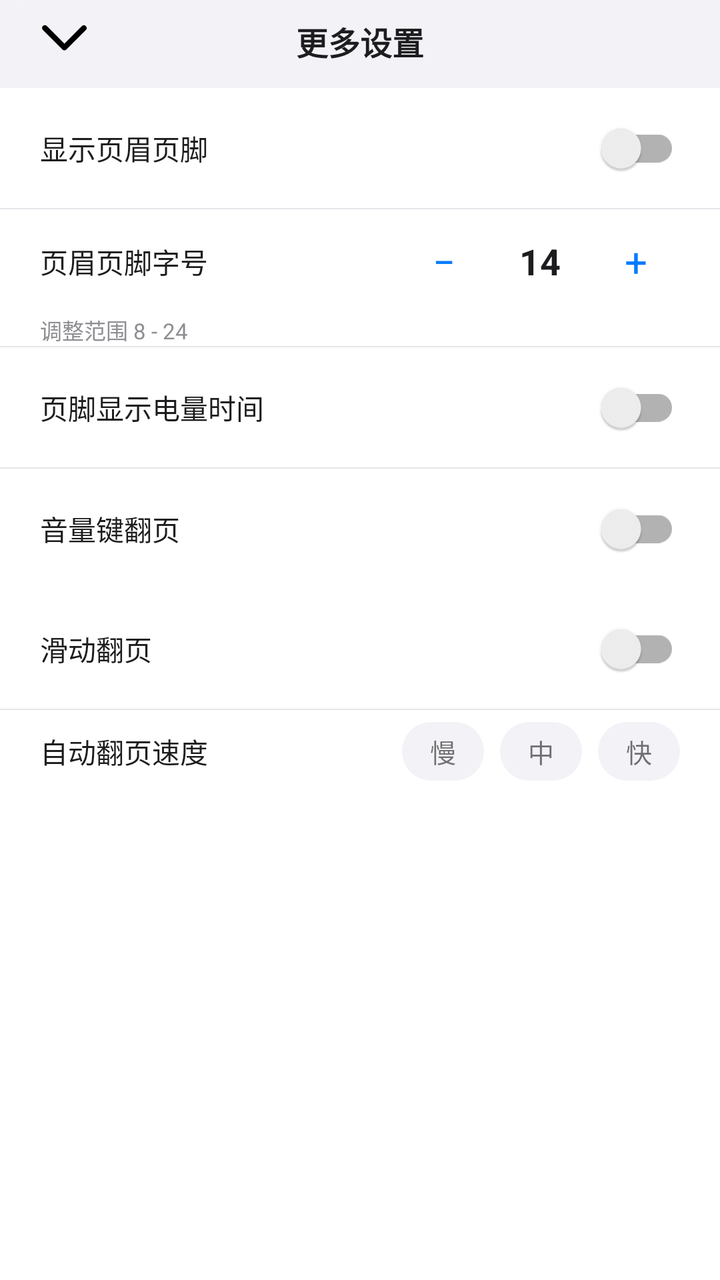
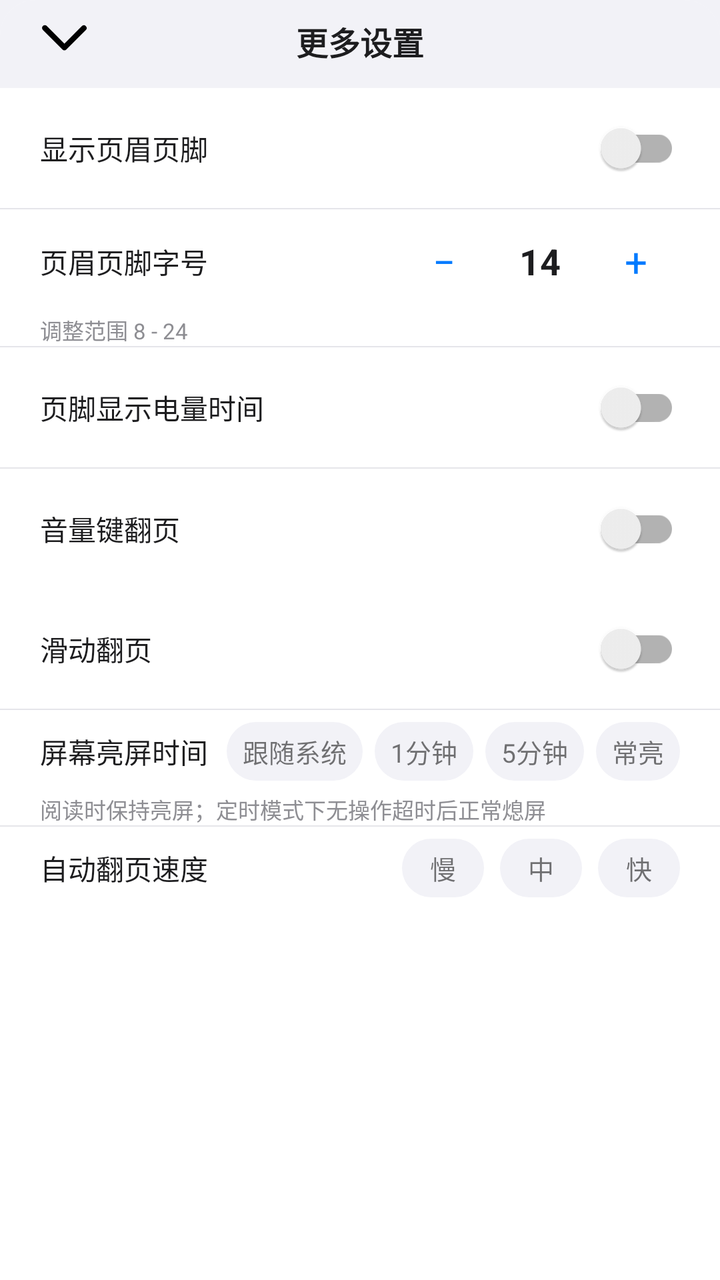

Before-and-after screenshots of an Android layout around one commit, followed by the original layout XML and the change that was made.
<!-- AndroidManifest.xml: application theme Theme.MyApp -->
<!-- res/layout/popup_more_settings.xml -->
<?xml version="1.0" encoding="utf-8"?>
<LinearLayout xmlns:android="http://schemas.android.com/apk/res/android"
    android:layout_width="match_parent"
    android:layout_height="match_parent"
    android:orientation="vertical"
    android:background="@drawable/bg_sheet_top_rounded"
    android:clipToOutline="true"
    android:paddingBottom="12dp">

    
    <RelativeLayout
        android:id="@+id/popup_title_bar"
        android:layout_width="match_parent"
        android:layout_height="44dp"
        android:gravity="center_vertical"
        android:paddingHorizontal="16dp"
        android:background="@color/ios_bg_grouped">

        <TextView
            android:layout_width="wrap_content"
            android:layout_height="32dp"
            android:layout_centerInParent="true"
            android:text="更多设置"
            android:textSize="16sp"
            android:textColor="@color/ios_text_primary"
            android:textStyle="bold" />

        <ImageView
            android:id="@+id/tv_more_settings_done"
            android:layout_width="32dp"
            android:layout_height="32dp"
            android:src="@drawable/shouqi"
            android:scaleType="centerInside"
            android:background="?attr/selectableItemBackgroundBorderless"
            android:clickable="true"
            android:focusable="true"
            android:contentDescription="关闭" />
    </RelativeLayout>

    
    <ScrollView
        android:id="@+id/popup_scroll"
        android:layout_width="match_parent"
        android:layout_height="0dp"
        android:layout_weight="1"
        android:fillViewport="true">

        <LinearLayout
            android:layout_width="match_parent"
            android:layout_height="wrap_content"
            android:orientation="vertical">

            
            <LinearLayout
                android:layout_width="match_parent"
                android:layout_height="wrap_content"
                android:orientation="horizontal"
                android:gravity="center_vertical"
                android:paddingHorizontal="20dp"
                android:paddingVertical="6dp">

                <TextView
                    android:layout_width="0dp"
                    android:layout_height="wrap_content"
                    android:layout_weight="1"
                    android:text="显示页眉页脚"
                    android:textSize="14sp"
                    android:textColor="@color/ios_text_primary" />

                <androidx.appcompat.widget.SwitchCompat
                    android:id="@+id/switch_header_footer"
                    android:layout_width="wrap_content"
                    android:layout_height="wrap_content" />
            </LinearLayout>

            
            <View
                android:layout_width="match_parent"
                android:layout_height="0.5dp"
                android:background="@color/ios_separator" />

            
            <LinearLayout
                android:id="@+id/layout_header_footer_size"
                android:layout_width="match_parent"
                android:layout_height="wrap_content"
                android:orientation="horizontal"
                android:gravity="center_vertical"
                android:paddingHorizontal="20dp"
                android:paddingVertical="4dp">

                <TextView
                    android:layout_width="0dp"
                    android:layout_height="wrap_content"
                    android:layout_weight="1"
                    android:text="页眉页脚字号"
                    android:textSize="14sp"
                    android:textColor="@color/ios_text_primary" />

                <TextView
                    android:id="@+id/tv_header_footer_minus"
                    android:layout_width="44dp"
                    android:layout_height="44dp"
                    android:gravity="center"
                    android:text="−"
                    android:textSize="20sp"
                    android:textColor="@color/ios_blue"
                    android:background="?attr/selectableItemBackground"
                    android:clickable="true"
                    android:focusable="true" />

                <TextView
                    android:id="@+id/tv_header_footer_size_display"
                    android:layout_width="52dp"
                    android:layout_height="44dp"
                    android:gravity="center"
                    android:text="14"
                    android:textSize="18sp"
                    android:textColor="@color/ios_text_primary"
                    android:textStyle="bold" />

                <TextView
                    android:id="@+id/tv_header_footer_plus"
                    android:layout_width="44dp"
                    android:layout_height="44dp"
                    android:gravity="center"
                    android:text="+"
                    android:textSize="20sp"
                    android:textColor="@color/ios_blue"
                    android:background="?attr/selectableItemBackground"
                    android:clickable="true"
                    android:focusable="true" />

            </LinearLayout>

            
            <TextView
                android:layout_width="match_parent"
                android:layout_height="wrap_content"
                android:text="调整范围 8 - 24"
                android:textSize="11sp"
                android:textColor="@color/ios_text_secondary"
                android:paddingHorizontal="20dp" />

            
            <View
                android:layout_width="match_parent"
                android:layout_height="0.5dp"
                android:background="@color/ios_separator" />

            
            <LinearLayout
                android:id="@+id/layout_battery_time"
                android:layout_width="match_parent"
                android:layout_height="wrap_content"
                android:orientation="horizontal"
                android:gravity="center_vertical"
                android:paddingHorizontal="20dp"
                android:paddingVertical="6dp">

                <TextView
                    android:layout_width="0dp"
                    android:layout_height="wrap_content"
                    android:layout_weight="1"
                    android:text="页脚显示电量时间"
                    android:textSize="14sp"
                    android:textColor="@color/ios_text_primary" />

                <androidx.appcompat.widget.SwitchCompat
                    android:id="@+id/switch_battery_time"
                    android:layout_width="wrap_content"
                    android:layout_height="wrap_content" />
            </LinearLayout>

            
            <View
                android:layout_width="match_parent"
                android:layout_height="0.5dp"
                android:background="@color/ios_separator" />

            
            <LinearLayout
                android:id="@+id/layout_volume_key_page"
                android:layout_width="match_parent"
                android:layout_height="wrap_content"
                android:orientation="horizontal"
                android:gravity="center_vertical"
                android:paddingHorizontal="20dp"
                android:paddingVertical="6dp">

                <TextView
                    android:layout_width="0dp"
                    android:layout_height="wrap_content"
                    android:layout_weight="1"
                    android:text="音量键翻页"
                    android:textSize="14sp"
                    android:textColor="@color/ios_text_primary" />

                <androidx.appcompat.widget.SwitchCompat
                    android:id="@+id/switch_volume_key_page"
                    android:layout_width="wrap_content"
                    android:layout_height="wrap_content" />
            </LinearLayout>

            
            <LinearLayout
                android:id="@+id/layout_swipe_page"
                android:layout_width="match_parent"
                android:layout_height="wrap_content"
                android:orientation="horizontal"
                android:gravity="center_vertical"
                android:paddingHorizontal="20dp"
                android:paddingVertical="6dp">

                <TextView
                    android:layout_width="0dp"
                    android:layout_height="wrap_content"
                    android:layout_weight="1"
                    android:text="滑动翻页"
                    android:textSize="14sp"
                    android:textColor="@color/ios_text_primary" />

                <androidx.appcompat.widget.SwitchCompat
                    android:id="@+id/switch_swipe_page"
                    android:layout_width="wrap_content"
                    android:layout_height="wrap_content" />
            </LinearLayout>

            
            <View
                android:layout_width="match_parent"
                android:layout_height="0.5dp"
                android:background="@color/ios_separator" />

            
            <LinearLayout
                android:layout_width="match_parent"
                android:layout_height="wrap_content"
                android:orientation="horizontal"
                android:gravity="center_vertical"
                android:paddingHorizontal="20dp"
                android:paddingVertical="6dp">

                <TextView
                    android:layout_width="0dp"
                    android:layout_height="wrap_content"
                    android:layout_weight="1"
                    android:text="自动翻页速度"
                    android:textSize="14sp"
                    android:textColor="@color/ios_text_primary" />

                <LinearLayout
                    android:id="@+id/layout_auto_speed"
                    android:layout_width="wrap_content"
                    android:layout_height="wrap_content"
                    android:orientation="horizontal">

                    <TextView
                        android:id="@+id/tv_auto_slow"
                        android:layout_width="wrap_content"
                        android:layout_height="wrap_content"
                        android:text="慢"
                        android:textSize="13sp"
                        android:paddingHorizontal="14dp"
                        android:paddingVertical="5dp"
                        android:gravity="center"
                        android:background="@drawable/bg_capsule_gray"
                        android:clickable="true"
                        android:focusable="true" />

                    <TextView
                        android:id="@+id/tv_auto_normal"
                        android:layout_width="wrap_content"
                        android:layout_height="wrap_content"
                        android:text="中"
                        android:textSize="13sp"
                        android:paddingHorizontal="14dp"
                        android:paddingVertical="5dp"
                        android:gravity="center"
                        android:background="@drawable/bg_capsule_gray"
                        android:clickable="true"
                        android:focusable="true"
                        android:layout_marginStart="8dp" />

                    <TextView
                        android:id="@+id/tv_auto_fast"
                        android:layout_width="wrap_content"
                        android:layout_height="wrap_content"
                        android:text="快"
                        android:textSize="13sp"
                        android:paddingHorizontal="14dp"
                        android:paddingVertical="5dp"
                        android:gravity="center"
                        android:background="@drawable/bg_capsule_gray"
                        android:clickable="true"
                        android:focusable="true"
                        android:layout_marginStart="8dp" />
                </LinearLayout>
            </LinearLayout>

        </LinearLayout>
    </ScrollView>

</LinearLayout>
<!-- resources referenced by this layout -->
<resources>
  <color name="ios_bg_grouped">#FFF2F2F7</color>
  <color name="ios_blue">#FF007AFF</color>
  <color name="ios_separator">#FFE5E5EA</color>
  <color name="ios_text_primary">#FF1D1D1F</color>
  <color name="ios_text_secondary">#FF8E8E93</color>
  <!-- drawable bg_capsule_gray (drawable) -->
  <?xml version="1.0" encoding="utf-8"?>
  <selector xmlns:android="http://schemas.android.com/apk/res/android">
      <item android:state_pressed="true">
          <shape android:shape="rectangle">
              <solid android:color="#E5E5EA" />
              <corners android:radius="16dp" />
          </shape>
      </item>
      <item>
          <shape android:shape="rectangle">
              <solid android:color="#F2F2F7" />
              <corners android:radius="16dp" />
          </shape>
      </item>
  </selector>
  <!-- drawable bg_sheet_top_rounded (drawable) -->
  <?xml version="1.0" encoding="utf-8"?>
  <shape xmlns:android="http://schemas.android.com/apk/res/android">
      <solid android:color="@color/ios_bg" />
      <corners android:topLeftRadius="18dp" android:topRightRadius="18dp" />
  </shape>
  <!-- drawable shouqi (drawable) -->
  <vector xmlns:android="http://schemas.android.com/apk/res/android" android:height="24dp" android:viewportHeight="1024" android:viewportWidth="1024" android:width="24dp">
        
      <path android:fillColor="#000000" android:pathData="M520.4,632.8l374.7,-375.3a59.2,59.2 0,0 1,83.7 83.7l-416.5,416.5a58.9,58.9 0,0 1,-83.7 0l-416.5,-416.5a59.2,59.2 0,1 1,83.7 -83.7l374.7,375.3z"/>
      
  </vector>
  <color name="ios_bg">#FFFFFFFF</color>
  <color name="white">#FFFFFFFF</color>
  <style name="ThemeOverlay.MyApp.ActionBar.Light" parent="ThemeOverlay.AppCompat.ActionBar">
          <item name="android:windowBackground">@color/ios_bg</item>
          <item name="android:textColorPrimary">@color/ios_text_primary</item>
          <item name="android:textColorSecondary">@color/ios_text_secondary</item>
          <item name="actionBarWidgetTheme">@style/ThemeOverlay.MyApp.ActionBar.Widget</item>
      </style>
  <style name="ShapeAppearance.iOS.Small" parent="ShapeAppearance.MaterialComponents.SmallComponent">
          <item name="cornerFamily">rounded</item>
          <item name="cornerSize">10dp</item>
      </style>
  <style name="ShapeAppearance.iOS.Medium" parent="ShapeAppearance.MaterialComponents.MediumComponent">
          <item name="cornerFamily">rounded</item>
          <item name="cornerSize">12dp</item>
      </style>
  <style name="ShapeAppearance.iOS.Large" parent="ShapeAppearance.MaterialComponents.LargeComponent">
          <item name="cornerFamily">rounded</item>
          <item name="cornerSize">16dp</item>
      </style>
  <style name="Widget.MyApp.Button.iOS" parent="Widget.MaterialComponents.Button">
          <item name="cornerRadius">10dp</item>
          <item name="backgroundTint">@color/ios_blue</item>
          <item name="android:textColor">@color/white</item>
          <item name="elevation">0dp</item>
          <item name="android:textSize">17sp</item>
          <item name="android:textStyle">bold</item>
          <item name="android:letterSpacing">0.01</item>
      </style>
  <style name="Widget.MyApp.CardView.iOS" parent="Widget.MaterialComponents.CardView">
          <item name="cardBackgroundColor">@color/ios_card_bg</item>
          <item name="cardCornerRadius">12dp</item>
          <item name="cardElevation">1dp</item>
          <item name="strokeWidth">0dp</item>
      </style>
  <color name="ios_tab_bar">#F0F9F9F9</color>
  <color name="ios_text_tertiary">#FFC7C7CC</color>
  <style name="ThemeOverlay.MyApp.ActionBar.Widget" parent="ThemeOverlay.AppCompat.Light">
          <item name="colorControlNormal">@color/ios_text_primary</item>
      </style>
  <color name="ios_card_bg">#FFFFFFFF</color>
  <!-- unchanged entries left out for length: 1 -->
</resources>

<!-- the commit's change to res/layout/popup_more_settings.xml (unified diff, before → after) -->
@@ -242,6 +242,102 @@
                 android:paddingVertical="6dp">
 
                 <TextView
+                    android:layout_width="wrap_content"
+                    android:layout_height="wrap_content"
+                    android:text="屏幕亮屏时间"
+                    android:textSize="14sp"
+                    android:textColor="@color/ios_text_primary" />
+
+                <LinearLayout
+                    android:id="@+id/layout_screen_timeout"
+                    android:layout_width="0dp"
+                    android:layout_height="wrap_content"
+                    android:layout_weight="1"
+                    android:gravity="end"
+                    android:orientation="horizontal">
+
+                    <TextView
+                        android:id="@+id/tv_screen_system"
+                        android:layout_width="wrap_content"
+                        android:layout_height="wrap_content"
+                        android:text="跟随系统"
+                        android:textSize="13sp"
+                        android:paddingHorizontal="8dp"
+                        android:paddingVertical="5dp"
+                        android:gravity="center"
+                        android:background="@drawable/bg_capsule_gray"
+                        android:clickable="true"
+                        android:focusable="true" />
+
+                    <TextView
+                        android:id="@+id/tv_screen_1min"
+                        android:layout_width="wrap_content"
+                        android:layout_height="wrap_content"
+                        android:text="1分钟"
+                        android:textSize="13sp"
+                        android:paddingHorizontal="8dp"
+                        android:paddingVertical="5dp"
+                        android:gravity="center"
+                        android:background="@drawable/bg_capsule_gray"
+                        android:clickable="true"
+                        android:focusable="true"
+                        android:layout_marginStart="6dp" />
+
+                    <TextView
+                        android:id="@+id/tv_screen_5min"
+                        android:layout_width="wrap_content"
+                        android:layout_height="wrap_content"
+                        android:text="5分钟"
+                        android:textSize="13sp"
+                        android:paddingHorizontal="8dp"
+                        android:paddingVertical="5dp"
+                        android:gravity="center"
+                        android:background="@drawable/bg_capsule_gray"
+                        android:clickable="true"
+                        android:focusable="true"
+                        android:layout_marginStart="6dp" />
+
+                    <TextView
+                        android:id="@+id/tv_screen_always"
+                        android:layout_width="wrap_content"
+                        android:layout_height="wrap_content"
+                        android:text="常亮"
+                        android:textSize="13sp"
+                        android:paddingHorizontal="8dp"
+                        android:paddingVertical="5dp"
+                        android:gravity="center"
+                        android:background="@drawable/bg_capsule_gray"
+                        android:clickable="true"
+                        android:focusable="true"
+                        android:layout_marginStart="6dp" />
+                </LinearLayout>
+            </LinearLayout>
+
+            
+            <TextView
+                android:layout_width="match_parent"
+                android:layout_height="wrap_content"
+                android:text="阅读时保持亮屏；定时模式下无操作超时后正常熄屏"
+                android:textSize="11sp"
+                android:textColor="@color/ios_text_secondary"
+                android:paddingHorizontal="20dp" />
+
+            
+            <View
+                android:layout_width="match_parent"
+                android:layout_height="0.5dp"
+                android:background="@color/ios_separator" />
+
+            
+            <LinearLayout
+                android:layout_width="match_parent"
+                android:layout_height="wrap_content"
+                android:orientation="horizontal"
+                android:gravity="center_vertical"
+                android:paddingHorizontal="20dp"
+                android:paddingVertical="6dp">
+
+                <TextView
                     android:layout_width="0dp"
                     android:layout_height="wrap_content"
                     android:layout_weight="1"
